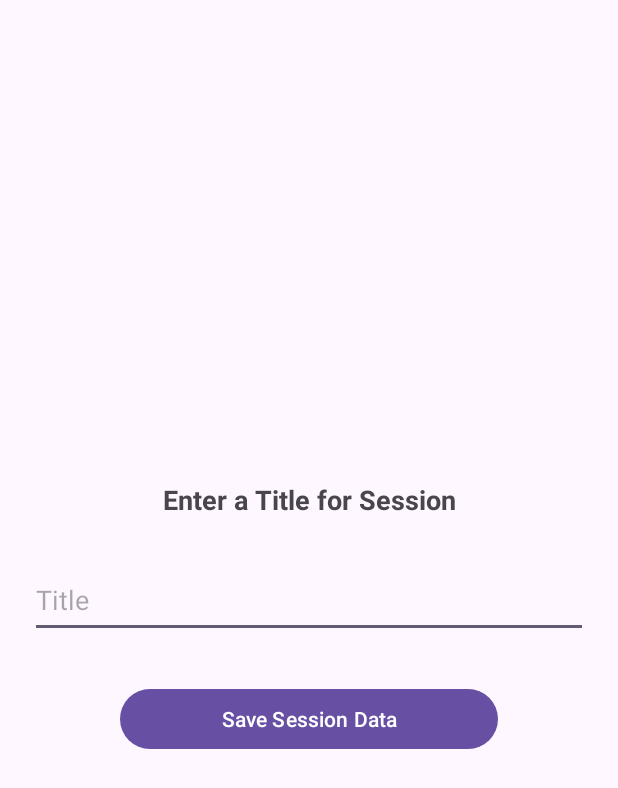
After one commit to Lakitha-Senarathna/JustRow, an Android app: the saveSession screen opened directly, with no data from a screen before it, on a phone screen of 412 x 824 dp. The commit adds this screen. Shown: the top 788 px of the screen. Run offline under Robolectric (Android 15) with nearby library versions, the phone set to English and light mode, and no system bars; our stand-ins replace Firebase (no records; nobody signed in at launch, a user with empty details on screens opened directly).

Commit message:
feature to include a title for session is added

```diff
--- a/app/src/main/java/com/example/justrow/registrationPage.java
+++ b/app/src/main/java/com/example/justrow/registrationPage.java
@@ -81,7 +81,8 @@ public class registrationPage extends AppCompatActivity {
                                 public void onComplete(@NonNull Task<AuthResult> task) {
                                     if (task.isSuccessful()) {
                                         // Sign in success, update UI with the signed-in user's information
-                                        FirebaseUser user = mAuth.getCurrentUser();
+                                        FirebaseUser user = mAuth.getInstance().getCurrentUser();
+
                                         Toast.makeText(registrationPage.this, "Account Creation Successful",
                                                 Toast.LENGTH_SHORT).show();
 
--- /dev/null
+++ b/app/src/main/java/com/example/justrow/saveSession.java
@@ -0,0 +1,99 @@
+package com.example.justrow;
+
+import android.content.Intent;
+import android.os.Bundle;
+import android.view.View;
+import android.widget.Button;
+import android.widget.EditText;
+import android.widget.TextView;
+import android.widget.Toast;
+
+import androidx.activity.EdgeToEdge;
+import androidx.annotation.NonNull;
+import androidx.appcompat.app.AppCompatActivity;
+import androidx.core.graphics.Insets;
+import androidx.core.view.ViewCompat;
+import androidx.core.view.WindowInsetsCompat;
+
+import com.google.android.gms.tasks.OnFailureListener;
+import com.google.android.gms.tasks.OnSuccessListener;
+import com.google.firebase.auth.FirebaseAuth;
+import com.google.firebase.auth.FirebaseUser;
+import com.google.firebase.firestore.DocumentReference;
+import com.google.firebase.firestore.FirebaseFirestore;
+
+import java.util.HashMap;
+import java.util.Map;
+
+public class saveSession extends AppCompatActivity {
+
+    private EditText saveTitle;
+    private Button saveButton;
+    private FirebaseAuth mAuth;
+    private FirebaseFirestore db;
+
+    @Override
+    protected void onCreate(Bundle savedInstanceState) {
+        super.onCreate(savedInstanceState);
+        setContentView(R.layout.save_session);
+
+        // Get current signed in user
+        mAuth = FirebaseAuth.getInstance();
+        FirebaseUser user = mAuth.getCurrentUser();
+        String userID = user.getUid();
+
+        db = FirebaseFirestore.getInstance();
+
+        saveTitle = findViewById(R.id.title);
+        saveButton = findViewById(R.id.save_button);
+
+        // Receiving data from justRow
+        Intent intent = getIntent();
+
+        String date = intent.getStringExtra("date");
+        String time = intent.getStringExtra("time");
+        double averageSplit = intent.getDoubleExtra("averageSplit", 0.0);
+        double distance = intent.getDoubleExtra("distance", 0.0);
+        long saveTime = intent.getLongExtra("savetime", 0);
+
+        saveButton.setOnClickListener(new View.OnClickListener() {
+            @Override
+            public void onClick(View v) {
+
+                // Creating workout object to be saved to the database
+                Map<String, Object> workout = new HashMap<>();
+                workout.put("title", saveTitle.getText().toString());
+                workout.put("saved_date", date);
+                workout.put("saved_time", time);
+                workout.put("distance", distance);
+                workout.put("time", saveTime);
+                workout.put("averageSplit", averageSplit);
+
+                db.collection("Users").document(userID)
+                        .collection("Workouts")
+                        .add(workout)
+
+                        .addOnSuccessListener(new OnSuccessListener<DocumentReference>() {
+                            @Override
+                            public void onSuccess(DocumentReference documentReference) {
+                                Toast.makeText(saveSession.this, "Workout Successfully Saved to DataBase",
+                                        Toast.LENGTH_SHORT).show();
+
+                                Intent intent = new Intent(getApplicationContext(), dashboard.class);
+                                startActivity(intent);
+                                finish();
+                            }
+                        })
+
+                        .addOnFailureListener(new OnFailureListener() {
+                            @Override
+                            public void onFailure(@NonNull Exception e) {
+                                Toast.makeText(saveSession.this, "Error Occurred while Saving Workout, Try Again",
+                                        Toast.LENGTH_SHORT).show();
+                            }
+                        });
+            }
+        });
+
+    }
+}
--- /dev/null
+++ b/app/src/main/res/layout/save_session.xml
@@ -0,0 +1,38 @@
+<?xml version="1.0" encoding="utf-8"?>
+<LinearLayout xmlns:android="http://schemas.android.com/apk/res/android"
+    xmlns:app="http://schemas.android.com/apk/res-auto"
+    xmlns:tools="http://schemas.android.com/tools"
+    android:id="@+id/main"
+    android:layout_width="match_parent"
+    android:layout_height="match_parent"
+    android:orientation="vertical"
+    android:gravity="center"
+    tools:context=".saveSession">
+
+    <TextView
+        android:layout_width="match_parent"
+        android:layout_height="wrap_content"
+        android:text="Enter a Title for Session"
+        android:textAlignment="center"
+        android:textSize="18dp"
+        android:textStyle="bold"
+        android:layout_marginBottom="30dp"/>
+
+    <EditText
+        android:layout_width="match_parent"
+        android:layout_height="50dp"
+        android:hint="Title"
+        android:layout_marginLeft="20dp"
+        android:layout_marginRight="20dp"
+        android:layout_marginBottom="30dp"
+        android:id="@+id/title"/>
+
+    <Button
+        android:layout_width="match_parent"
+        android:layout_height="wrap_content"
+        android:layout_marginLeft="80dp"
+        android:layout_marginRight="80dp"
+        android:text="Save Session Data"
+        android:id="@+id/save_button"/>
+
+</LinearLayout>
--- a/app/src/main/res/values/colors.xml
+++ b/app/src/main/res/values/colors.xml
@@ -2,4 +2,5 @@
 <resources>
     <color name="black">#FF000000</color>
     <color name="white">#FFFFFFFF</color>
+    <color name="blue">#FF0000FF</color>
 </resources>
```
Also changed, not shown: app/src/main/AndroidManifest.xml (+7 -2 lines), app/src/main/java/com/example/justrow/justRow.java (+9 -32 lines), app/src/main/java/com/example/justrow/previousSessions.java (added, +21 -0 lines), app/src/main/res/layout/previous_sessions.xml (added, +27 -0 lines).
